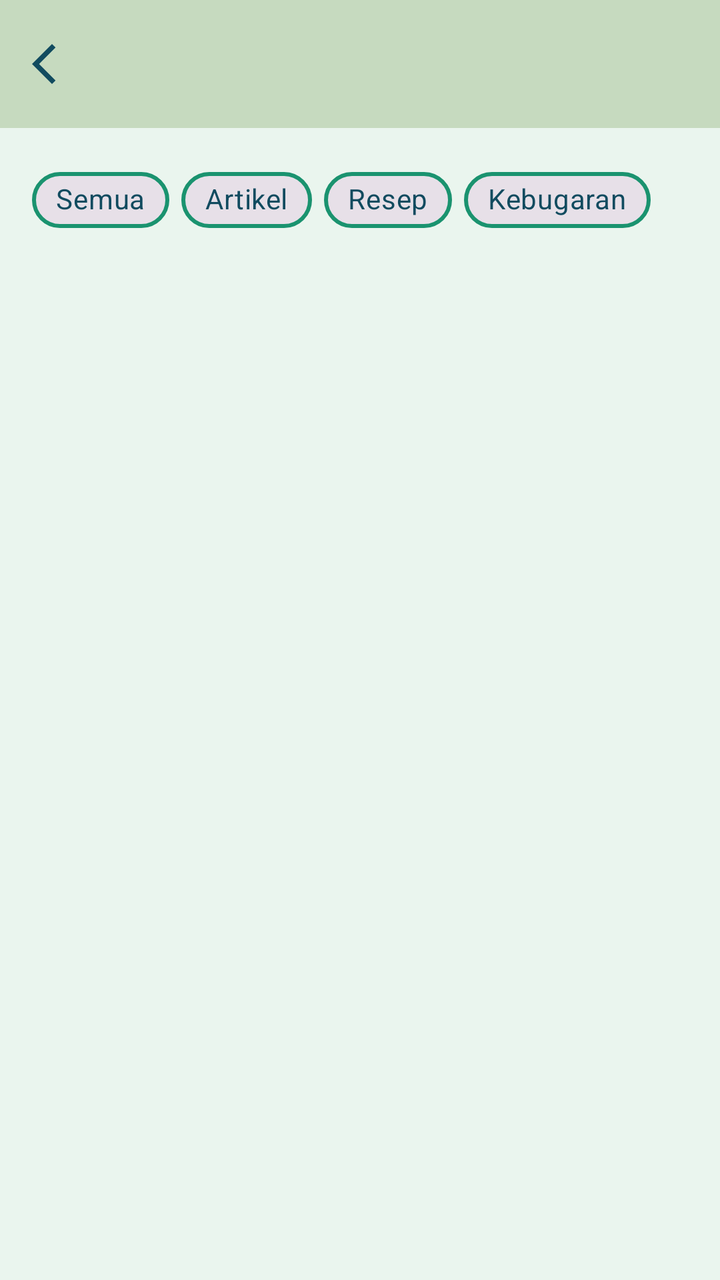
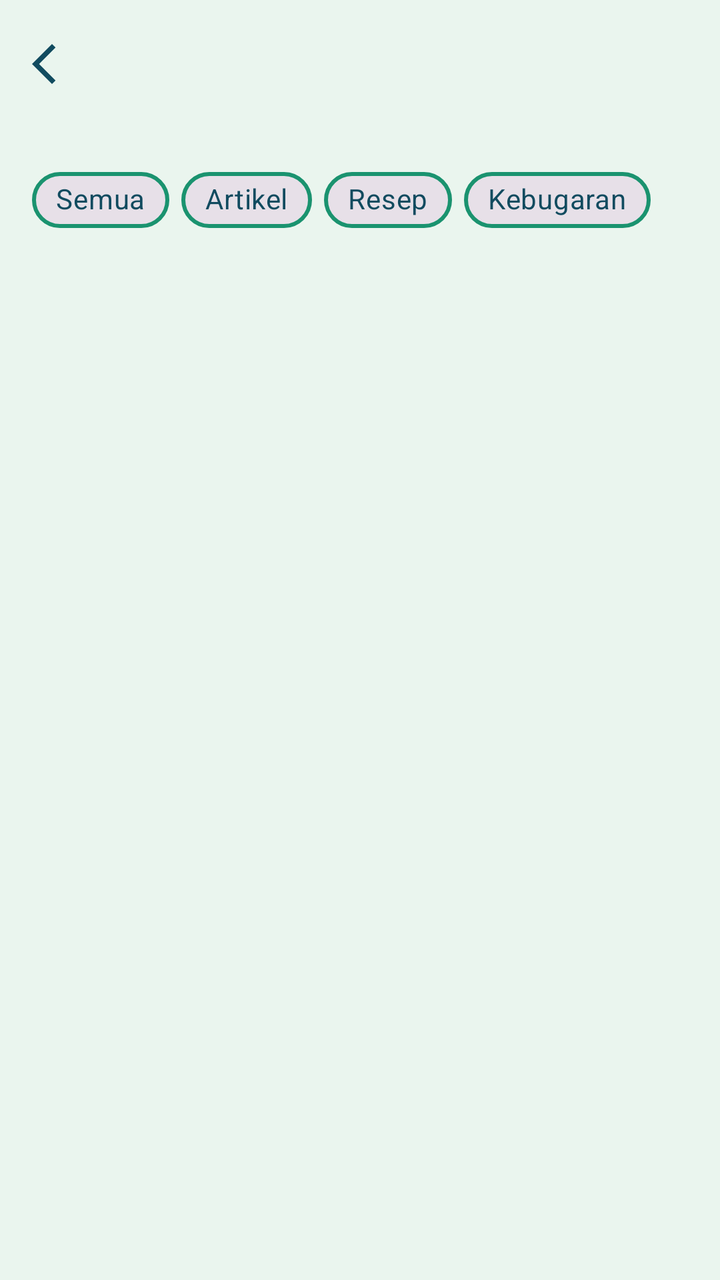

The first picture is an Android layout as it rendered before a commit; the second is the same layout after the commit. The layout source and the unified diff follow.
<!-- AndroidManifest.xml: application theme Theme.Sherine_TIA -->
<!-- res/layout/fragment_bookmark.xml -->
<?xml version="1.0" encoding="utf-8"?>
<androidx.coordinatorlayout.widget.CoordinatorLayout xmlns:android="http://schemas.android.com/apk/res/android"
    xmlns:app="http://schemas.android.com/apk/res-auto"
    xmlns:tools="http://schemas.android.com/tools"
    android:layout_width="match_parent"
    android:layout_height="match_parent"
    android:background="@color/bgColour"
    tools:context=".Bookmark.BookmarkFragment">

    <com.google.android.material.appbar.AppBarLayout
        android:id="@+id/appBarLayout"
        android:layout_width="match_parent"
        android:layout_height="wrap_content">

        <androidx.appcompat.widget.Toolbar
            android:id="@+id/toolbar"
            android:layout_width="match_parent"
            android:layout_height="?attr/actionBarSize"
            android:background="@color/lightGreen"
            app:navigationIcon="@drawable/outline_arrow_back"
            app:titleTextColor="@color/blue" />

    </com.google.android.material.appbar.AppBarLayout>

    <androidx.constraintlayout.widget.ConstraintLayout
        android:layout_width="match_parent"
        android:layout_height="match_parent"
        app:layout_behavior="@string/appbar_scrolling_view_behavior">

        <com.google.android.material.chip.ChipGroup
            android:id="@+id/chipGroupKategori"
            android:layout_width="0dp"
            android:layout_height="wrap_content"
            android:layout_marginHorizontal="16dp"
            android:layout_marginTop="12dp"
            app:chipSpacingHorizontal="6dp"
            app:layout_constraintEnd_toEndOf="parent"
            app:layout_constraintStart_toStartOf="parent"
            app:layout_constraintTop_toTopOf="parent"
            app:selectionRequired="true"
            app:singleSelection="true">

            <com.google.android.material.chip.Chip
                android:id="@+id/chipSemua"
                style="@style/Widget.MaterialComponents.Chip.Choice"
                android:layout_width="wrap_content"
                android:layout_height="wrap_content"
                android:text="Semua"
                android:textColor="@color/blue"
                app:checkedIconVisible="false"
                app:chipCornerRadius="20dp"
                app:chipMinHeight="28dp"
                app:chipStrokeColor="@color/green"
                app:chipStrokeWidth="2dp" />

            <com.google.android.material.chip.Chip
                android:id="@+id/chipArtikel"
                style="@style/Widget.MaterialComponents.Chip.Choice"
                android:layout_width="wrap_content"
                android:layout_height="wrap_content"
                android:text="Artikel"
                android:textColor="@color/blue"
                app:checkedIconVisible="false"
                app:chipCornerRadius="20dp"
                app:chipMinHeight="28dp"
                app:chipStrokeColor="@color/green"
                app:chipStrokeWidth="2dp"
                app:closeIcon="@drawable/outline_close_24"
                app:closeIconVisible="false"
                app:closeIconTint="@color/blue" />

            <com.google.android.material.chip.Chip
                android:id="@+id/chipResep"
                style="@style/Widget.MaterialComponents.Chip.Choice"
                android:layout_width="wrap_content"
                android:layout_height="wrap_content"
                android:text="Resep"
                android:textColor="@color/blue"
                app:checkedIconVisible="false"
                app:chipCornerRadius="20dp"
                app:chipMinHeight="28dp"
                app:chipStrokeColor="@color/green"
                app:chipStrokeWidth="2dp"
                app:closeIcon="@drawable/outline_close_24"
                app:closeIconVisible="false"
                app:closeIconTint="@color/blue" />

            <com.google.android.material.chip.Chip
                android:id="@+id/chipKebugaran"
                style="@style/Widget.MaterialComponents.Chip.Choice"
                android:layout_width="wrap_content"
                android:layout_height="wrap_content"
                android:text="Kebugaran"
                android:textColor="@color/blue"
                app:checkedIconVisible="false"
                app:chipCornerRadius="20dp"
                app:chipMinHeight="28dp"
                app:chipStrokeColor="@color/green"
                app:chipStrokeWidth="2dp"
                app:closeIcon="@drawable/outline_close_24"
                app:closeIconVisible="false"
                app:closeIconTint="@color/blue" />

        </com.google.android.material.chip.ChipGroup>

        <GridView
            android:id="@+id/gridBookmarkItems"
            android:layout_width="0dp"
            android:layout_height="0dp"
            android:layout_marginHorizontal="12dp"
            android:layout_marginTop="12dp"
            android:clipToPadding="false"
            android:gravity="center"
            android:horizontalSpacing="0dp"
            android:numColumns="1"
            android:paddingBottom="20dp"
            android:scrollbars="none"
            android:stretchMode="columnWidth"
            android:verticalSpacing="10dp"
            app:layout_constraintBottom_toBottomOf="parent"
            app:layout_constraintEnd_toEndOf="parent"
            app:layout_constraintHorizontal_bias="0.481"
            app:layout_constraintStart_toStartOf="parent"
            app:layout_constraintTop_toBottomOf="@id/chipGroupKategori"
            app:layout_constraintVertical_bias="0.128" />

    </androidx.constraintlayout.widget.ConstraintLayout>

</androidx.coordinatorlayout.widget.CoordinatorLayout>
<!-- resources referenced by this layout -->
<resources>
  <color name="bgColour">#EAF5EE</color>
  <color name="blue">#114B5F</color>
  <color name="green">#1A936F</color>
  <color name="lightGreen">#C6DABF</color>
  <!-- drawable outline_arrow_back (drawable) -->
  <vector xmlns:android="http://schemas.android.com/apk/res/android" android:autoMirrored="true" android:height="24dp" android:tint="#114B5F" android:viewportHeight="960" android:viewportWidth="960" android:width="24dp">
        
      <path android:fillColor="@android:color/white" android:pathData="M400,880L0,480L400,80L471,151L142,480L471,809L400,880Z"/>
      
  </vector>
  <!-- drawable outline_close_24 (drawable) -->
  <vector xmlns:android="http://schemas.android.com/apk/res/android"
      android:height="24dp"
      android:tint="#114B5F"
      android:viewportHeight="960"
      android:viewportWidth="960"
      android:width="24dp">
  
      <path
          android:fillColor="@android:color/white"
          android:pathData="M256,760L200,704L424,480L200,256L256,200L480,424L704,200L760,256L536,480L760,704L704,760L480,536L256,760Z" />
  
  </vector>
  <style name="Theme.Sherine_TIA" parent="Base.Theme.Sherine_TIA" />
  <style name="Base.Theme.Sherine_TIA" parent="Theme.Material3.DayNight.NoActionBar">
          
          
      </style>
</resources>

<!-- the commit's change to res/layout/fragment_bookmark.xml (unified diff, before → after) -->
@@ -16,10 +16,10 @@
             android:id="@+id/toolbar"
             android:layout_width="match_parent"
             android:layout_height="?attr/actionBarSize"
-            android:background="@color/lightGreen"
+            android:background="@color/bgColour"
             app:navigationIcon="@drawable/outline_arrow_back"
+            app:subtitleTextColor="@color/blue"
             app:titleTextColor="@color/blue" />
-
     </com.google.android.material.appbar.AppBarLayout>
 
     <androidx.constraintlayout.widget.ConstraintLayout
@@ -66,8 +66,8 @@
                 app:chipStrokeColor="@color/green"
                 app:chipStrokeWidth="2dp"
                 app:closeIcon="@drawable/outline_close_24"
-                app:closeIconVisible="false"
-                app:closeIconTint="@color/blue" />
+                app:closeIconTint="@color/blue"
+                app:closeIconVisible="false" />
 
             <com.google.android.material.chip.Chip
                 android:id="@+id/chipResep"
@@ -82,8 +82,8 @@
                 app:chipStrokeColor="@color/green"
                 app:chipStrokeWidth="2dp"
                 app:closeIcon="@drawable/outline_close_24"
-                app:closeIconVisible="false"
-                app:closeIconTint="@color/blue" />
+                app:closeIconTint="@color/blue"
+                app:closeIconVisible="false" />
 
             <com.google.android.material.chip.Chip
                 android:id="@+id/chipKebugaran"
@@ -98,8 +98,8 @@
                 app:chipStrokeColor="@color/green"
                 app:chipStrokeWidth="2dp"
                 app:closeIcon="@drawable/outline_close_24"
-                app:closeIconVisible="false"
-                app:closeIconTint="@color/blue" />
+                app:closeIconTint="@color/blue"
+                app:closeIconVisible="false" />
 
         </com.google.android.material.chip.ChipGroup>
 
<!-- resource entries referenced after the edit -->
@@ -3,7 +3,6 @@
   <color name="bgColour">#EAF5EE</color>
   <color name="blue">#114B5F</color>
   <color name="green">#1A936F</color>
-  <color name="lightGreen">#C6DABF</color>
   <!-- drawable outline_arrow_back (drawable) -->
   <vector xmlns:android="http://schemas.android.com/apk/res/android" android:autoMirrored="true" android:height="24dp" android:tint="#114B5F" android:viewportHeight="960" android:viewportWidth="960" android:width="24dp">
         
